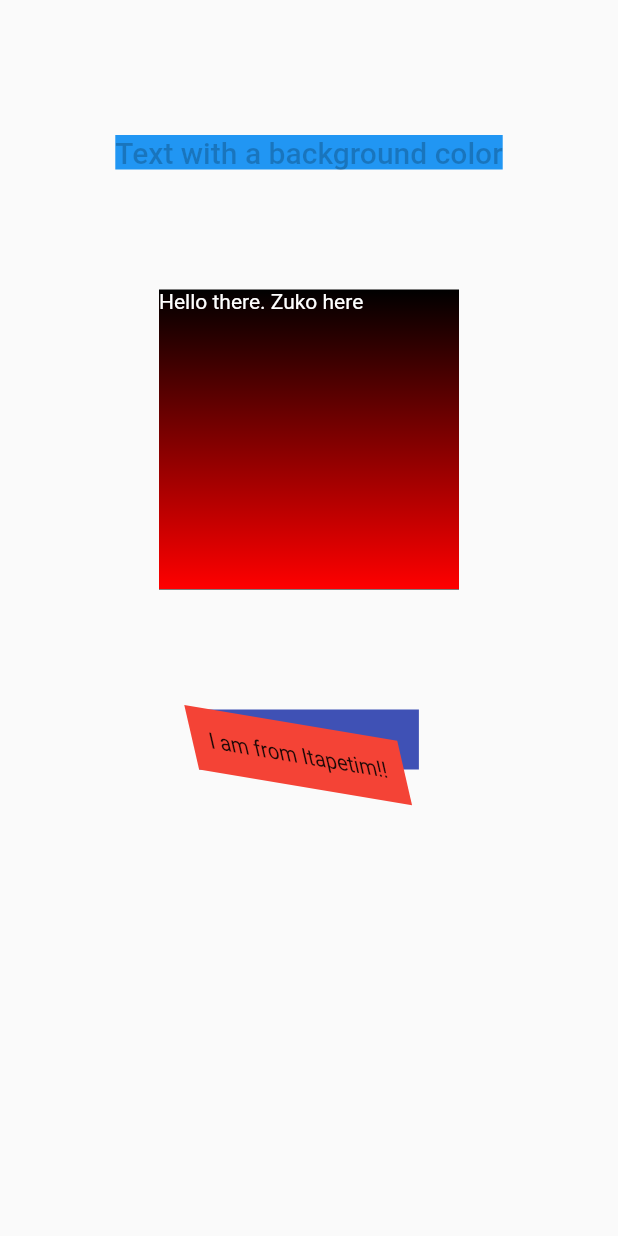
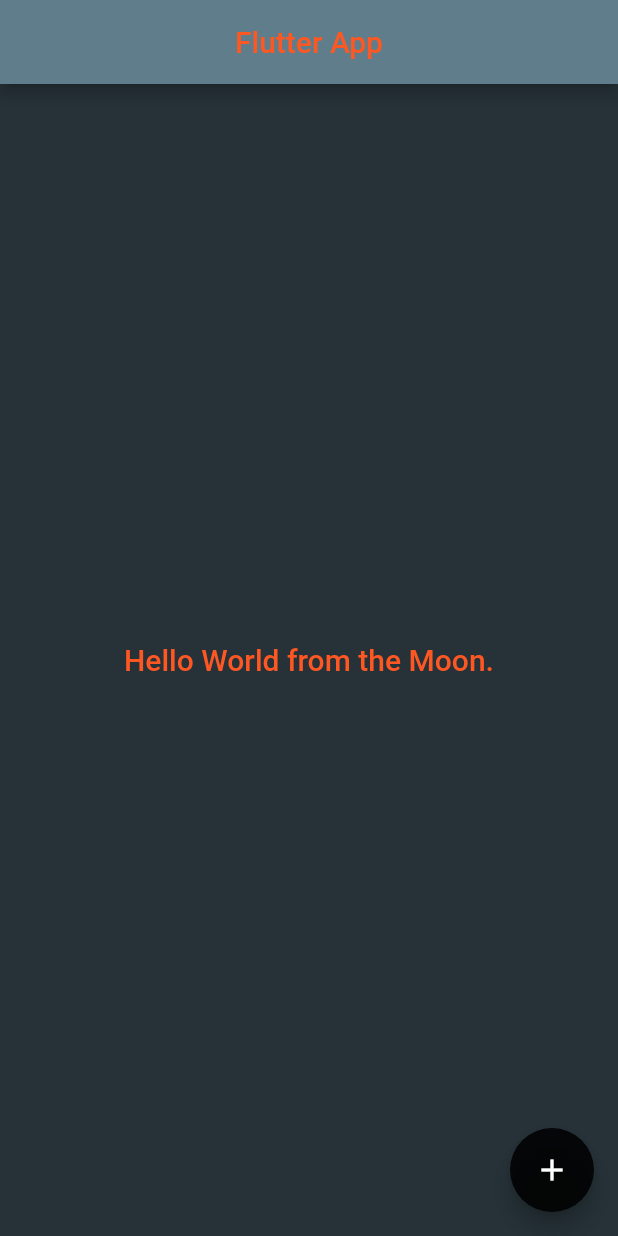
Before and after one commit to AndreiPatriota/ExamplesFlutterCh3, a Flutter app: the screen it shows after launch, on a phone screen of 412 x 824 dp. Run offline on Flutter 3.47's test engine with Material 2 defaults, Android fonts, the phone set to English and light mode, and no system bars.

Commit message:
ThemeData at the MaterialApp Widget.

```diff
--- a/lib/main.dart
+++ b/lib/main.dart
@@ -5,73 +5,45 @@ import 'package:flutter/material.dart';
 void main() => runApp(MaterialApp(
   title: 'My app',
   home: MyApp(),
+  theme: ThemeData(
+    //primarySwatch: Colors.blueGrey,
+    primaryColor: Colors.blueGrey,
+    accentColor: Colors.black87,
+    canvasColor: Colors.blueGrey[900],
+    brightness: Brightness.dark,
+    primaryTextTheme: TextTheme(
+      title: TextStyle(
+        color: Colors.deepOrange
+      )
+    )
+  ),
 )
 );
 
 class MyApp extends StatelessWidget{
 
   @override
-  Widget build(BuildContext context) {
-
-    final _listOfWidgets = [
-      Container(height: 90,),
-      Theme(
-          data: ThemeData(
-            accentColor: Colors.blue,
-          ),
-          child: Container(
-            color: Theme.of(context).accentColor,
-            child: Opacity(
-              opacity: 0.25,
-              child: Text(
-                'Text with a background color',
-                style: Theme.of(context).textTheme.title,
-              ),
-            )
-          )
-      ),
-      Container(height: 80,),
-      DecoratedBox(
-        decoration: BoxDecoration(
-          gradient: LinearGradient(
-            begin: Alignment.topCenter,
-            end: Alignment.bottomCenter,
-            colors: [Color(0xFF000000), Color(0xFFFF0000)],
-            tileMode: TileMode.repeated
-          )
-        ),
-        child: Container(
-          width: 200,
-          height: 200,
-          child: Text(
-            'Hello there. Zuko here',
-            style: TextStyle(color: Colors.white),
-          ),
+  Widget build(BuildContext context) =>
+    Scaffold(
+      appBar: AppBar(
+        title: Align(
+          alignment: Alignment.center,
+          child: Text('Flutter App'),
         ),
       ),
-      Container(height: 80,),
-      Center(
-        child: Container(
-          color: Colors.indigo,
-          child: Transform(
-            alignment: Alignment.bottomLeft,
-            transform: Matrix4.skewY(0.4)..rotateZ(-3/12.0),
-            child: Container(
-              padding: EdgeInsets.all(12.0),
-              color: Colors.red,
-              child: Text('I am from Itapetim!!'),
-            ),
-          ),
+      body: Center(
+        child: Text(
+          'Hello World from the Moon.',
+          style: Theme.of(context).primaryTextTheme.title,
         ),
-      )
-    ];
+      ),
+      floatingActionButton: FloatingActionButton(
+        onPressed: (){
+          print('Hello little fellow!!');
+        },
+        tooltip: 'Greetings',
+        child: Icon(Icons.add),
+      ),
+    );
 
-    return Scaffold(
-      body: Center(
-        child: Column(
-          children: _listOfWidgets,
-        ),
-      )
-    );
-  }
 }
```
